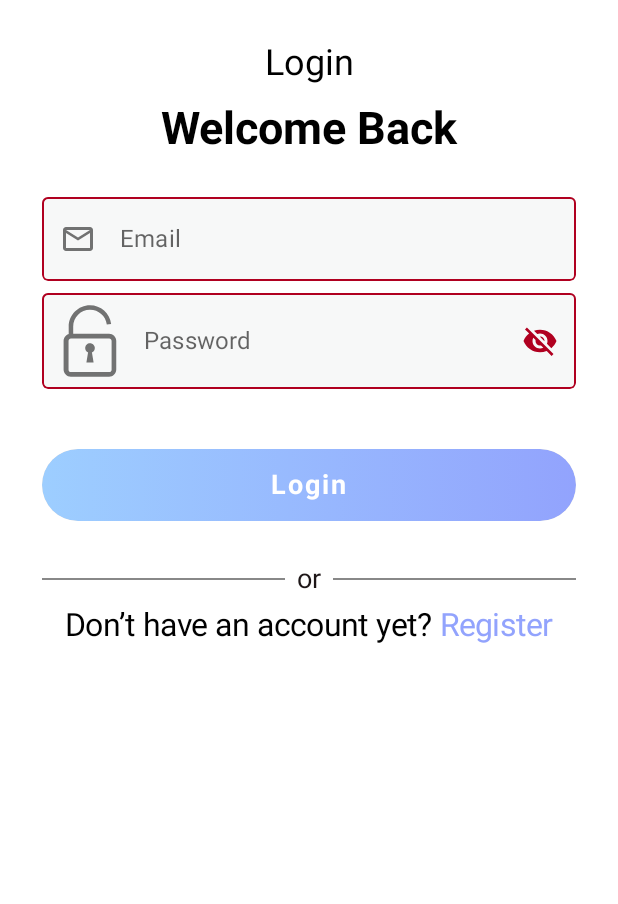
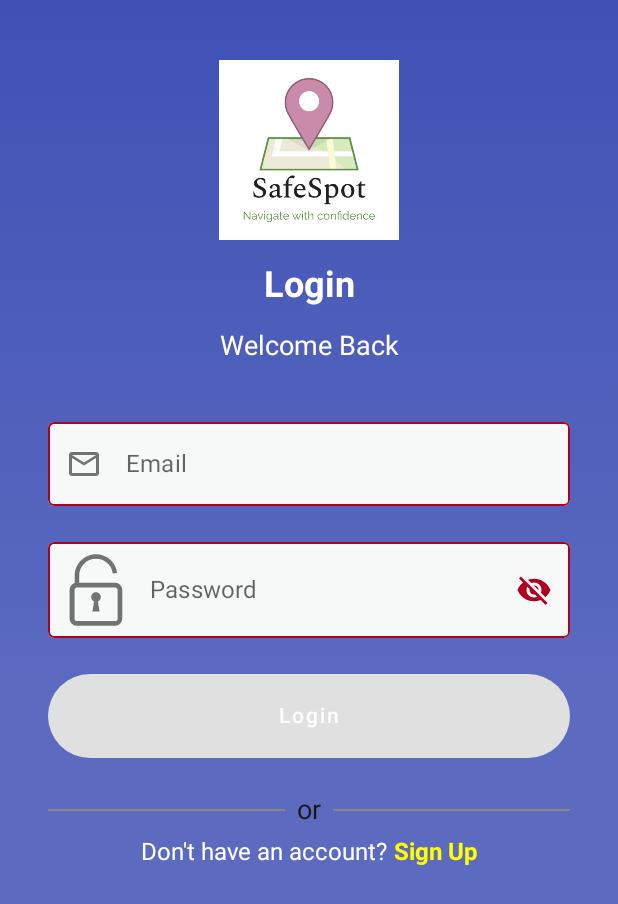
Before and after one commit to SahanaSudhakara/gdsc-frontend, an Android app built with Jetpack Compose: the screen it shows after launch (MainActivity), on a phone screen of 412 x 824 dp. Shown: the top 904 px of the screen. Run offline under Robolectric (Android 15) with nearby library versions, the phone set to English and light mode, and no system bars; our stand-ins replace Firebase (no records; nobody signed in at launch, a user with empty details on screens opened directly); 3 statements that could not run were skipped.

Commit message:
Improved UI for login and sign in screen

```diff
--- a/app/build.gradle
+++ b/app/build.gradle
@@ -98,6 +98,7 @@ dependencies {
     implementation 'androidx.compose.material:material:1.2.0'
     implementation "androidx.compose.material:material-icons-extended:$compose_ui_version"
     implementation 'androidx.leanback:leanback:1.0.0'
+    implementation 'androidx.compose.foundation:foundation-layout-android:1.6.2'
     testImplementation 'junit:junit:4.13.2'
     androidTestImplementation 'androidx.test.ext:junit:1.1.5'
     androidTestImplementation 'androidx.test.espresso:espresso-core:3.5.1'
--- a/app/src/main/java/com/gdsc/composesafespot/presentation/sign_in/login/LoginScreen.kt
+++ b/app/src/main/java/com/gdsc/composesafespot/presentation/sign_in/login/LoginScreen.kt
@@ -1,5 +1,6 @@
 package com.gdsc.composesafespot.presentation.sign_in.login
 
+import androidx.compose.foundation.Image
 import com.gdsc.composesafespot.presentation.components.ButtonComponent
 import com.gdsc.composesafespot.presentation.components.ClickableLoginTextComponent
 import com.gdsc.composesafespot.presentation.components.DividerTextComponent
@@ -8,9 +9,15 @@ import com.gdsc.composesafespot.presentation.components.MyTextField
 import com.gdsc.composesafespot.presentation.components.NormalTextComponent
 import com.gdsc.composesafespot.presentation.components.PasswordTextField
 import androidx.compose.foundation.background
+import androidx.compose.foundation.clickable
 import androidx.compose.foundation.layout.*
+import androidx.compose.foundation.shape.RoundedCornerShape
 import androidx.compose.material.AlertDialog
 import androidx.compose.material.Button
+import androidx.compose.material.ButtonDefaults
+import androidx.compose.material.Card
+import androidx.compose.material.MaterialTheme
+import androidx.compose.material.ProvideTextStyle
 import androidx.compose.material.Surface
 import androidx.compose.material.Text
 import androidx.compose.runtime.Composable
@@ -18,47 +25,71 @@ import androidx.compose.runtime.collectAsState
 import androidx.compose.runtime.getValue
 import androidx.compose.ui.Alignment
 import androidx.compose.ui.Modifier
+import androidx.compose.ui.draw.clip
+import androidx.compose.ui.graphics.Brush
 import androidx.compose.ui.graphics.Color
 import androidx.compose.ui.res.painterResource
+import androidx.compose.ui.text.font.FontWeight
+import androidx.compose.ui.text.font.FontWeight.Companion.Bold
 import androidx.compose.ui.unit.dp
+import androidx.compose.ui.unit.sp
 import androidx.navigation.NavController
 import com.gdsc.composesafespot.presentation.navigation.Screen
 import com.gdsc.composesafespot.R
 
-
 @Composable
-fun LoginScreen(navController: NavController, loginViewModel: LoginViewModel ) {
-//loginViewModel: LoginViewModel = viewModel()
+fun LoginScreen(navController: NavController, loginViewModel: LoginViewModel) {
     Box(
-        modifier = Modifier.fillMaxSize(),
-        contentAlignment = Alignment.Center
-    ) {
-
-        Surface(
         modifier = Modifier
             .fillMaxSize()
-                .background(Color.White)
-                .padding(28.dp)
+            .background(
+                brush = Brush.verticalGradient(
+                    colors = listOf(
+                        Color(0xFF3F51B5),
+                        Color(0xFF5C6BC0)
+                    ),
+                    startY = 0f,
+                    endY = 700f
+                )
+            )
     ) {
-
         Column(
             modifier = Modifier
                 .fillMaxSize()
+                .padding(horizontal = 32.dp),
+            verticalArrangement = Arrangement.Top,
+            horizontalAlignment = Alignment.CenterHorizontally
         ) {
-
-                NormalTextComponent(value = "Login")
-                HeadingTextComponent(value = "Welcome Back")
-                Spacer(modifier = Modifier.height(20.dp))
-                MyTextField(labelValue = "Email",
+            Spacer(modifier = Modifier.height(40.dp))
+            Image(
+                painter = painterResource(id = R.drawable.safespot),
+                contentDescription = "Logo",
+                modifier = Modifier.size(120.dp)
+            )
+            Text(
+                text = "Login",
+                color = Color.White,
+                fontSize = 24.sp,
+                fontWeight = FontWeight.Bold,
+                modifier = Modifier.padding(vertical = 16.dp)
+            )
+            Text(
+                text = "Welcome Back",
+                color = Color.White,
+                fontSize = 18.sp,
+                modifier = Modifier.padding(bottom = 32.dp)
+            )
+            MyTextField(
+                labelValue = "Email",
                 painterResource(id = R.drawable.email),
                 onTextSelected = {
                     loginViewModel.onEvent(LoginUIEvent.EmailChanged(it))
                 },
                 errorStatus = loginViewModel.loginUIState.value.emailError
             )
-
+            Spacer(modifier = Modifier.height(16.dp)) // Add spacing between fields
             PasswordTextField(
-                    labelValue ="Password",
+                labelValue = "Password",
                 painterResource(id = R.drawable.lock),
                 onTextSelected = {
                     loginViewModel.onEvent(LoginUIEvent.PasswordChanged(it))
@@ -66,7 +97,7 @@ fun LoginScreen(navController: NavController, loginViewModel: LoginViewModel ) {
                 errorStatus = loginViewModel.loginUIState.value.passwordError
             )
 
-                Spacer(modifier = Modifier.height(40.dp))
+
                 val navigateToHome by loginViewModel.navigateToHome.collectAsState()
                 val loginFailed by loginViewModel.loginFailed.collectAsState()
 
@@ -88,39 +119,42 @@ fun LoginScreen(navController: NavController, loginViewModel: LoginViewModel ) {
                     )
                 }
 
-                ButtonComponent(
-                    value = "Login",
-                    onButtonClicked = {
+            Spacer(modifier = Modifier.height(24.dp))
+            Button(
+                onClick = {
                     loginViewModel.onEvent(LoginUIEvent.LoginButtonClicked)
                 },
-                    isEnabled =loginViewModel.allValidationsPassed.value
+                modifier = Modifier
+                    .fillMaxWidth()
+                    .height(56.dp),
+                shape = RoundedCornerShape(50.dp),
+                enabled = loginViewModel.allValidationsPassed.value,
+                elevation = ButtonDefaults.elevation(4.dp),
+            ) {
+                Text(
+                    text = "Login",
+                    style = MaterialTheme.typography.button,
+                    color = Color.White
                 )
-
-                Spacer(modifier = Modifier.height(20.dp))
-
+            }
+            Spacer(modifier = Modifier.height(16.dp))
             DividerTextComponent()
-
-                ClickableLoginTextComponent(tryingToLogin = false, onTextSelected = {
+            Row(
+                modifier = Modifier.fillMaxWidth(),
+                horizontalArrangement = Arrangement.Center
+            ) {
+                Text("Don't have an account? ",
+                    color = Color.White
+                )
+                Text(
+                    text = "Sign Up",
+                    color = Color.Yellow,
+                    fontWeight = FontWeight.Bold,
+                    modifier = Modifier.clickable {
                         navController.navigate(Screen.SignUpScreen.toString())
-                })
+                    }
+                )
             }
         }
-
-
-     //   if(loginViewModel.loginInProgress.value) {
-        //    CircularProgressIndicator()
-       // }
     }
-
 }
-   // SystemBackButtonHandler {
-     //   PostOfficeAppRouter.navigateTo(Screen.SignUpScreen)
-   // }
-
-
-/*
-@Preview
-@Composable
-fun LoginScreenPreview( navController: NavHostController = rememberNavController()) {
-    LoginScreen(navController )
-}*/
```
Also changed, not shown: app/src/main/java/com/gdsc/composesafespot/presentation/homescreen/HomeScreen.kt (+63 -21 lines), app/src/main/java/com/gdsc/composesafespot/presentation/sign_in/register/SignInScreen.kt (+90 -42 lines). Lines whose indentation alone changed are shown as unchanged.
